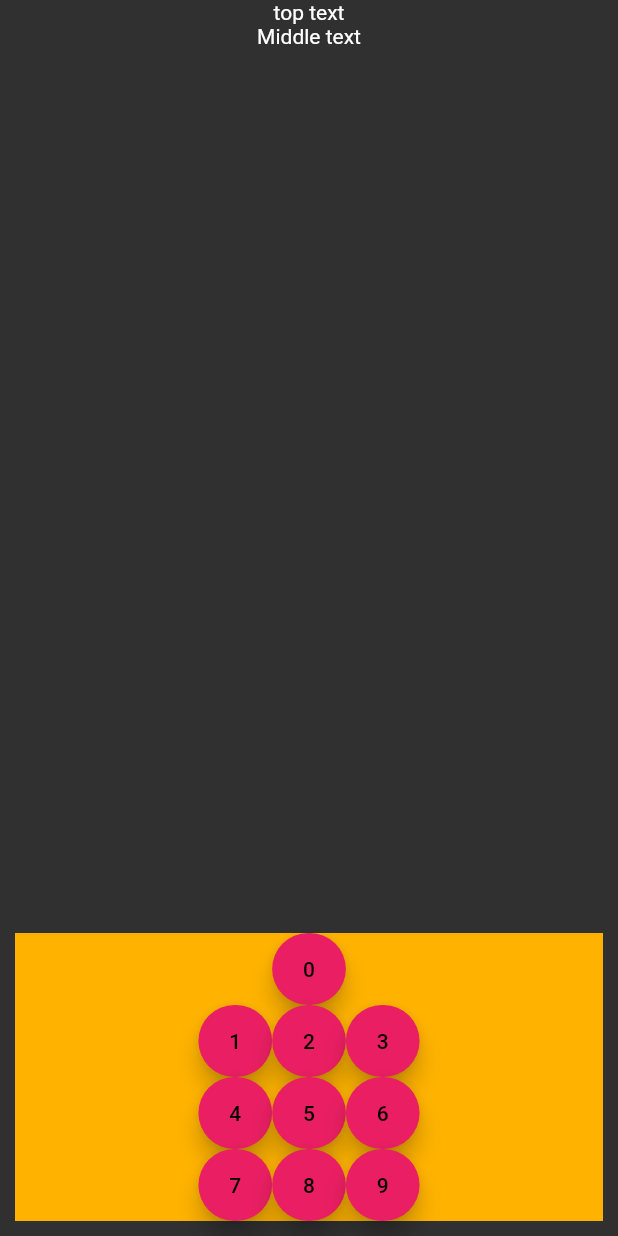
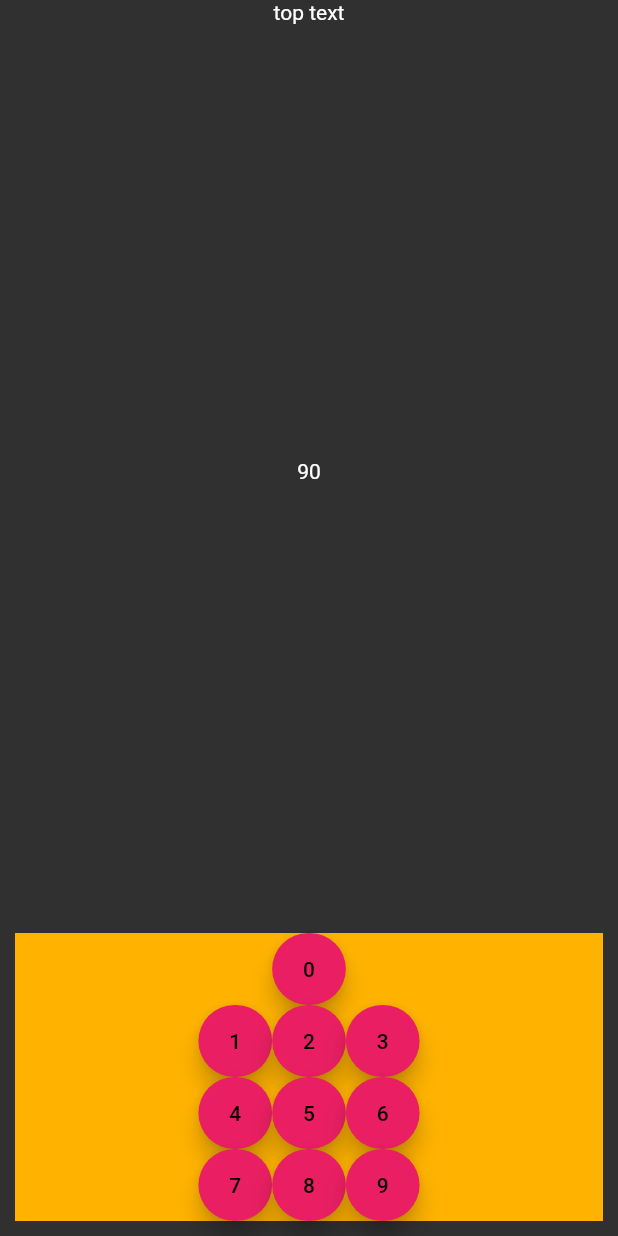
Before and after one commit to Penjat/FlutterPITester, a Flutter app: the screen it shows after launch, after a tap on an icon or button, on a phone screen of 412 x 824 dp. Run offline on Flutter 3.47's test engine with Material 2 defaults, Android fonts, the light colour scheme and no system bars; our stand-ins replace rxdart.

Commit message:
Print text to screen.

```diff
--- a/lib/src/blocs/pi_tester_bloc.dart
+++ b/lib/src/blocs/pi_tester_bloc.dart
@@ -4,7 +4,7 @@ import 'package:rxdart/rxdart.dart';
 
 class PITesterBloc {
   final _intents = PublishSubject<PITesterIntent>();
-  int numberOfPresses = 0;
+  String digitsTyped = "";
   Observable<PITesterResult> get _results => _intents.map(intentToResult);
   Observable<PITesterViewState> get viewState => _results.map(resultToState).startWith(PITesterViewState("this is the initial state."));
 
@@ -13,15 +13,17 @@ class PITesterBloc {
   }
 
   PITesterViewState resultToState(PITesterResult result) {
-    if(result is CorrectResult){
-      return PITesterViewState("that is correct");
-    }
-    return PITesterViewState("hello this is from a function " + numberOfPresses.toString());
+    // if(result is CorrectResult){
+    //   return PITesterViewState("that is correct ");
+    // }
+    return PITesterViewState(digitsTyped);
   }
 
   PITesterResult intentToResult(PITesterIntent intent) {
     if(intent is PressedKey) {
+
       PressedKey pressedKeyIntnet = intent as PressedKey;
+      digitsTyped = digitsTyped + pressedKeyIntnet.keyNumber.toString();
       if(pressedKeyIntnet.keyNumber == 4) {
         return CorrectResult();
       }
--- a/lib/src/ui/Keypad.dart
+++ b/lib/src/ui/Keypad.dart
@@ -1,6 +1,8 @@
 import 'package:flutter/material.dart';
 
 class DigitKeypad extends StatelessWidget {
+  DigitKeypad(this.pressedKey);
+  Function pressedKey;
   @override
   Widget build(BuildContext context) {
     return Container(
@@ -38,24 +40,12 @@ class DigitKeypad extends StatelessWidget {
       ),
     );
   }
-  pressedKey(int keyNumber) {
-    print("pressed key " + keyNumber.toString());
-  }
-}
-
-class KeypadKey extends StatelessWidget {
-  KeypadKey(this.myNumber, this.pressedFunction);
-
-  Function pressedFunction;
-  int myNumber;
-
-  @override
-  Widget build(BuildContext context) {
+  Widget KeypadKey(int number, Function pressedFunction){
     return FloatingActionButton.extended(
       onPressed: () {
-        pressedFunction(myNumber);
+        pressedFunction(number);
       },
-      label: Text(myNumber.toString()),
+      label: Text(number.toString()),
       backgroundColor: Colors.pink,
     );
   }
--- a/lib/src/ui/pi_tester_view_controller.dart
+++ b/lib/src/ui/pi_tester_view_controller.dart
@@ -13,32 +13,33 @@ class PITesterViewController extends StatelessWidget {
       stream: piTesterBloc.viewState,
       builder: (context, AsyncSnapshot<PITesterViewState> snapshot) {
         if (snapshot.hasData) {
-          return PITesterView();
+          return View(snapshot.data);
         } else if (snapshot.hasError) {
           return Text(snapshot.error.toString());
         }
         return ElevatedButton(
-            onPressed: keyPressed, child: Text("no data yet"));
+            onPressed: pressedKey(9), child: Text("no data yet"));
       },
     );
   }
 
-  void keyPressed() {
-    piTesterBloc.processInput(PressedKey(4));
-  }
-}
-
-class PITesterView extends StatelessWidget {
-  @override
-  Widget build(BuildContext context) {
+  Widget View(PITesterViewState viewState) {
     return Center(
       child: Column(
         children: [
           Text("top text"),
-          Expanded(child: Text("Middle text"),),
-          DigitKeypad(),
+          Expanded(
+            child: Center(
+              child: Text(viewState.displayNumber),
+            ),
+          ),
+          DigitKeypad(pressedKey),
         ],
       ),
     );
   }
+
+  pressedKey(int keyNumber) {
+    piTesterBloc.processInput(PressedKey(keyNumber));
+  }
 }
```
